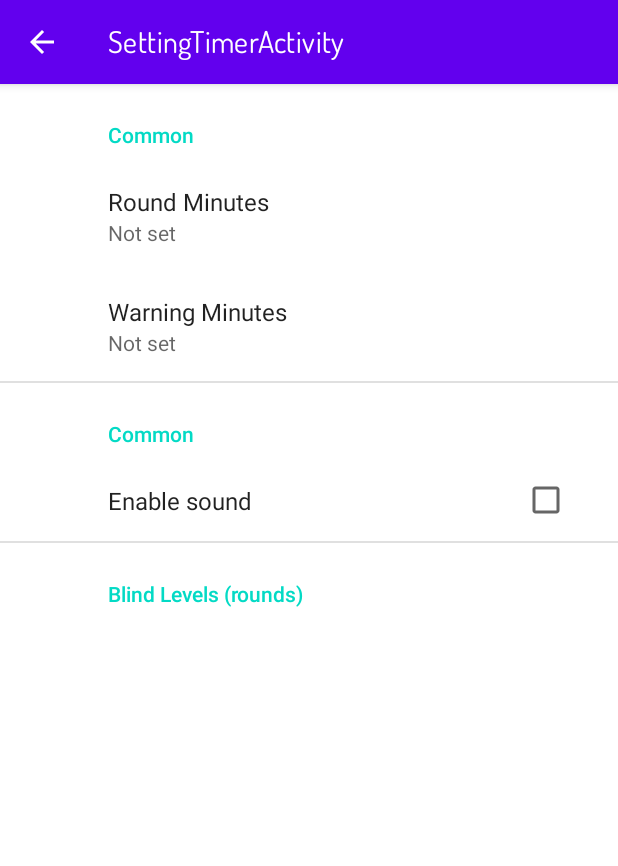
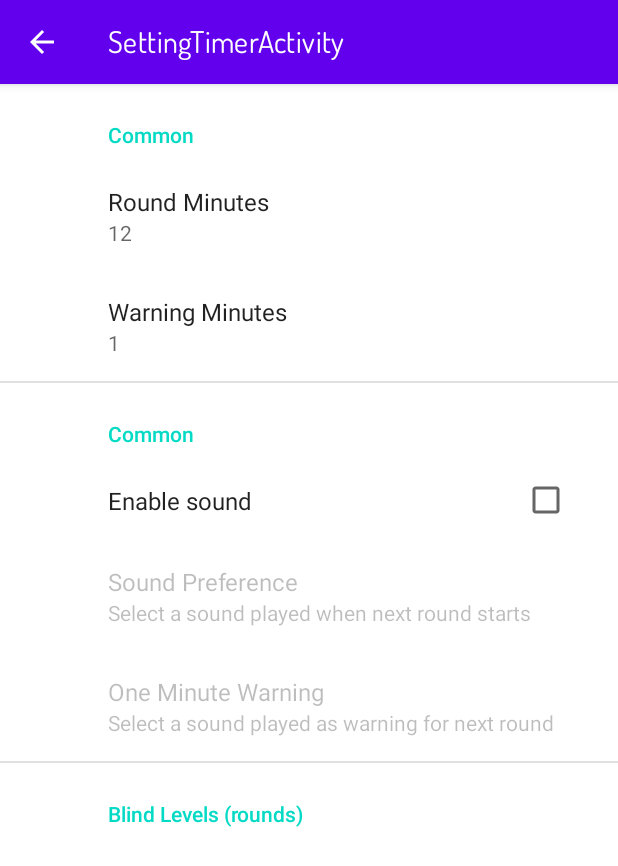
Before and after one commit to arburk/vscp, an Android app: the SettingTimerActivity screen opened directly, with no data from a screen before it, on a phone screen of 412 x 824 dp. Shown: the top 866 px of the screen. Run offline under Robolectric (Android 15) with nearby library versions, the phone set to English and light mode, and no system bars; our stand-ins replace androidx.preference.

Commit message:
#1 drafted notification sound settings

```diff
--- a/app/src/main/java/com/github/arburk/vscp/app/model/ConfigModel.kt
+++ b/app/src/main/java/com/github/arburk/vscp/app/model/ConfigModel.kt
@@ -2,9 +2,9 @@ package com.github.arburk.vscp.app.model
 
 data class ConfigModel(
 
-  val minPerRound: Int,
-  val minPerWarning: Int,
-  val rounds: Array<Blind>
+  var minPerRound: Int,
+  var minPerWarning: Int,
+  var rounds: Array<Blind>
 ) {
   override fun equals(other: Any?): Boolean {
     if (this === other) return true
--- /dev/null
+++ b/app/src/main/java/com/github/arburk/vscp/app/settings/NotificationSoundPreference.kt
@@ -0,0 +1,39 @@
+package com.github.arburk.vscp.app.settings
+
+import android.content.Context
+import android.content.Intent
+import android.media.RingtoneManager
+import android.net.Uri
+import android.util.AttributeSet
+import android.util.Log
+import androidx.preference.Preference
+
+
+class NotificationSoundPreference (context: Context, attrs: AttributeSet?) : Preference(context, attrs),
+  Preference.OnPreferenceClickListener {
+
+  private var ringtoneUri: Uri? = null
+
+  init {
+    onPreferenceClickListener = this
+    Log.v(javaClass.simpleName, "NotificationSoundPreference created")
+  }
+
+  override fun onSetInitialValue(defaultValue: Any?) {
+    ringtoneUri = getPersistedString(defaultValue as? String)?.let { Uri.parse(it) }
+    Log.v(javaClass.simpleName, "onSetInitialValue to '$ringtoneUri'")
+  }
+
+  override fun onPreferenceClick(preference: Preference): Boolean {
+    Log.v(javaClass.simpleName, "onPreferenceClick for '${preference.key}'")
+    val intent = Intent(RingtoneManager.ACTION_RINGTONE_PICKER)
+    intent.putExtra(RingtoneManager.EXTRA_RINGTONE_TYPE, RingtoneManager.TYPE_NOTIFICATION)
+    intent.putExtra(RingtoneManager.EXTRA_RINGTONE_SHOW_DEFAULT, true)
+    intent.putExtra(RingtoneManager.EXTRA_RINGTONE_DEFAULT_URI, RingtoneManager.getDefaultUri(RingtoneManager.TYPE_NOTIFICATION))
+    intent.putExtra(RingtoneManager.EXTRA_RINGTONE_EXISTING_URI, ringtoneUri)
+    intent.putExtra(RingtoneManager.EXTRA_RINGTONE_TITLE, RingtoneManager.TITLE_COLUMN_INDEX)
+    context.startActivity(intent)
+    return true
+  }
+
+}
--- a/app/src/main/java/com/github/arburk/vscp/app/settings/SettingTimerActivity.kt
+++ b/app/src/main/java/com/github/arburk/vscp/app/settings/SettingTimerActivity.kt
@@ -5,10 +5,18 @@ import android.os.Bundle
 import android.text.InputType
 import android.util.Log
 import androidx.appcompat.app.AppCompatActivity
+import androidx.preference.CheckBoxPreference
 import androidx.preference.EditTextPreference
 import androidx.preference.Preference
+import androidx.preference.Preference.OnPreferenceChangeListener
 import androidx.preference.PreferenceFragmentCompat
 import com.github.arburk.vscp.app.R
+
+const val pref_key_min_per_round: String = "min_per_round"
+const val pref_key_min_per_warning: String = "min_per_warning"
+const val pref_key_sound_enabled: String = "sound_enabled"
+const val pref_key_sound_next_round: String = "sound_next_round"
+const val pref_key_sound_warning_of_next_round: String = "sound_warning_of_next_round"
 
 class SettingTimerActivity : AppCompatActivity() {
 
@@ -26,17 +34,31 @@ class SettingTimerActivity : AppCompatActivity() {
 
   class SettingsFragment : PreferenceFragmentCompat() {
 
+    val soundSelectionEnabler = SoundSelectionEnabler()
+
     override fun onCreatePreferences(savedInstanceState: Bundle?, rootKey: String?) {
       setPreferencesFromResource(R.xml.root_preferences, rootKey)
       setPreferencesTypes()
     }
 
     private fun setPreferencesTypes() {
-      setFieldToNumberInput("min_per_round")
-      setFieldToNumberInput("min_per_warning")
+      setFieldToNumberInput(pref_key_min_per_round)
+      setFieldToNumberInput(pref_key_min_per_warning)
 
-      setSoundPicker("sound_next_round")
-      setSoundPicker("sound_warning_of_next_round")
+      val soundPreference: CheckBoxPreference? = findPreference(pref_key_sound_enabled)
+      soundSelectionEnabler.onPreferenceChange(soundPreference!!, soundPreference.isChecked)
+      soundPreference.onPreferenceChangeListener = soundSelectionEnabler
+    }
+
+    inner class SoundSelectionEnabler : OnPreferenceChangeListener {
+      override fun onPreferenceChange(preference: Preference, newValue: Any?): Boolean {
+        val soundPreference: NotificationSoundPreference? = findPreference(pref_key_sound_next_round)
+        val soundWrningPreference: NotificationSoundPreference? = findPreference(pref_key_sound_warning_of_next_round)
+        val isEnabled = newValue as Boolean
+        soundPreference?.isEnabled = isEnabled
+        soundWrningPreference?.isEnabled = isEnabled
+        return true
+      }
     }
 
     private fun setFieldToNumberInput(prefName: String) {
@@ -47,22 +69,12 @@ class SettingTimerActivity : AppCompatActivity() {
       }
     }
 
-    private fun setSoundPicker(prefName: String) {
-      // TODO: implement sound feature instead of disabling field
-      val prefField: Preference? = findPreference(prefName)
-      prefField?.isVisible = false
-    }
-
-
-
     override fun onConfigurationChanged(newConfig: Configuration) {
       super.onConfigurationChanged(newConfig)
       Log.v("SettingTimerActivity", "onConfigurationChanged ${newConfig}")
-
-    // TODO: update timer via initConfig
+      // TODO: update timer via initConfig
     }
   }
 
 
-
 }
--- a/app/src/main/res/xml/root_preferences.xml
+++ b/app/src/main/res/xml/root_preferences.xml
@@ -6,11 +6,13 @@
 
     <EditTextPreference
         app:key="min_per_round"
+        app:defaultValue="12"
         app:title="@string/minute_per_round"
         app:useSimpleSummaryProvider="true"/>
 
     <EditTextPreference
         app:key="min_per_warning"
+        app:defaultValue="1"
         app:title="@string/minute_per_warning"
         app:useSimpleSummaryProvider="true"/>
 
@@ -24,16 +26,15 @@
         app:title="Enable sound"
         app:useSimpleSummaryProvider="true"/>
 
-    <Preference
+    <com.github.arburk.vscp.app.settings.NotificationSoundPreference
         app:key="sound_next_round"
         app:title="@string/sound_next_round"
-        app:summary="TODO: Select a sound played when next round starts"/>
+        app:summary="Select a sound played when next round starts"/>
 
-    <Preference
+    <com.github.arburk.vscp.app.settings.NotificationSoundPreference
         app:key="sound_warning_of_next_round"
         app:title="@string/sound_warning"
-        app:summary="TODO: Select a sound played as warning for next round"/>
-
+        app:summary="Select a sound played as warning for next round"/>
 
   </PreferenceCategory>
 
```
Also changed, not shown: app/src/main/java/com/github/arburk/vscp/app/service/TimerService.kt (+22 -7 lines).
